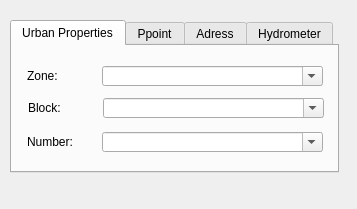
Qt form search/ui/search_plus_dialog_base.ui (Giswater/giswater_qgis_plugin) before a commit.
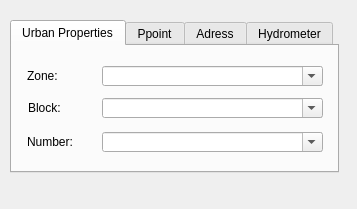
The same form after that commit. Custom widgets are drawn as their Qt base class.

What changed in the file:
```diff
--- a/search/ui/search_plus_dialog_base.ui
+++ b/search/ui/search_plus_dialog_base.ui
@@ -84,7 +84,7 @@
     <widget class="SearchableComboBox" name="urban_properties_block">
      <property name="geometry">
       <rect>
-       <x>91</x>
+       <x>90</x>
        <y>52</y>
        <width>221</width>
        <height>20</height>
```
